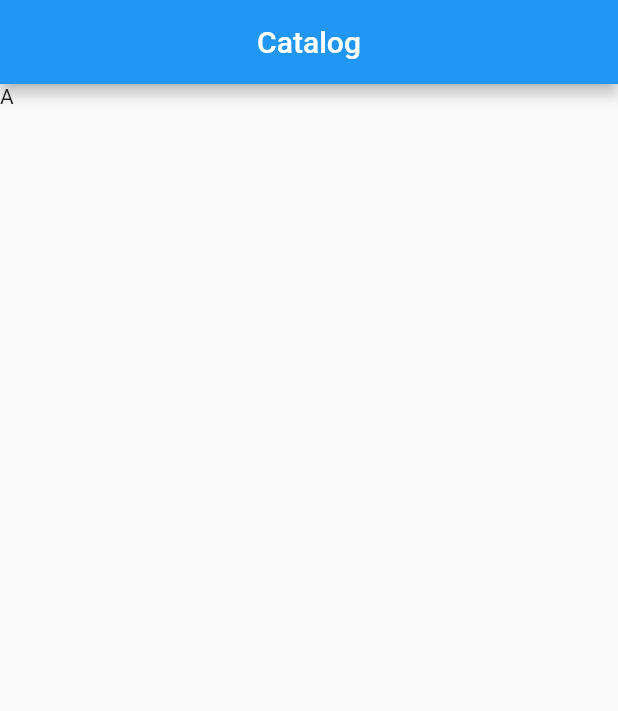
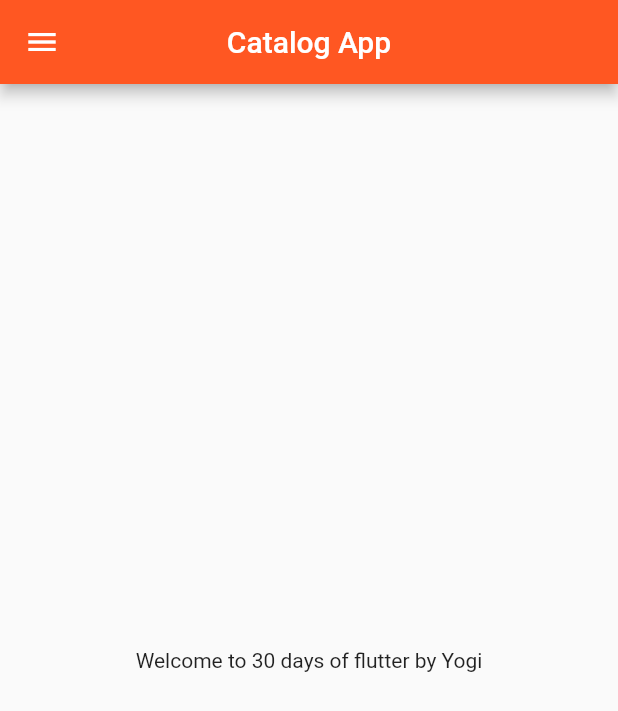
Before and after one commit to gitriant/flutter, a Flutter app: the screen it shows after launch, on a phone screen of 412 x 824 dp. Shown: the top 711 px of the screen. Run offline on Flutter 3.47's test engine with Material 2 defaults, Android fonts, the phone set to English and light mode, and no system bars.

Commit message:
Day 3 completed

```diff
--- /dev/null
+++ b/lib/login_page.dart
@@ -0,0 +1,16 @@
+import 'package:flutter/material.dart';
+
+class LoginPage extends StatelessWidget {
+  const LoginPage({Key? key}) : super(key: key);
+
+  @override
+  Widget build(BuildContext context) {
+    return Material(
+        child: Center(
+            child: Text(
+      'Login Page',
+      style: TextStyle(
+          fontSize: 20, color: Colors.blue, fontWeight: FontWeight.bold),
+    )));
+  }
+}
--- a/lib/main.dart
+++ b/lib/main.dart
@@ -1,23 +1,26 @@
 import 'package:flutter/material.dart';
+
+import 'login_page.dart';
+import 'pages/home_page.dart';
 
 void main() {
   runApp(MyApp());
 }
 
 class MyApp extends StatelessWidget {
-  const MyApp({Key? key}) : super(key: key);
-
   @override
   Widget build(BuildContext context) {
     return MaterialApp(
       debugShowCheckedModeBanner: false,
-      home: Scaffold(
-        appBar: AppBar(
-          title: Text('Catalog'),
-          centerTitle: true,
-        ),
-        body: Text('A'),
-      ),
+      // home: HomePage(),
+      themeMode: ThemeMode.light,
+      theme: ThemeData(primarySwatch: Colors.deepOrange),
+      darkTheme: ThemeData(brightness: Brightness.dark), initialRoute: "/home",
+      routes: {
+        "/": (context) => LoginPage(),
+        "/home": (context) => HomePage(),
+        "/login": (context) => LoginPage()
+      },
     );
   }
 }
--- /dev/null
+++ b/lib/pages/home_page.dart
@@ -0,0 +1,22 @@
+import 'package:flutter/material.dart';
+
+class HomePage extends StatelessWidget {
+  const HomePage({Key? key}) : super(key: key);
+  final int days = 30;
+  final String name = "Yogi";
+  @override
+  Widget build(BuildContext context) {
+    return Scaffold(
+      appBar: AppBar(
+        title: Text("Catalog App"),
+        centerTitle: true,
+      ),
+      drawer: Drawer(),
+      body: Center(
+        child: Container(
+          child: Text("Welcome to $days days of flutter by $name"),
+        ),
+      ),
+    );
+  }
+}
```
